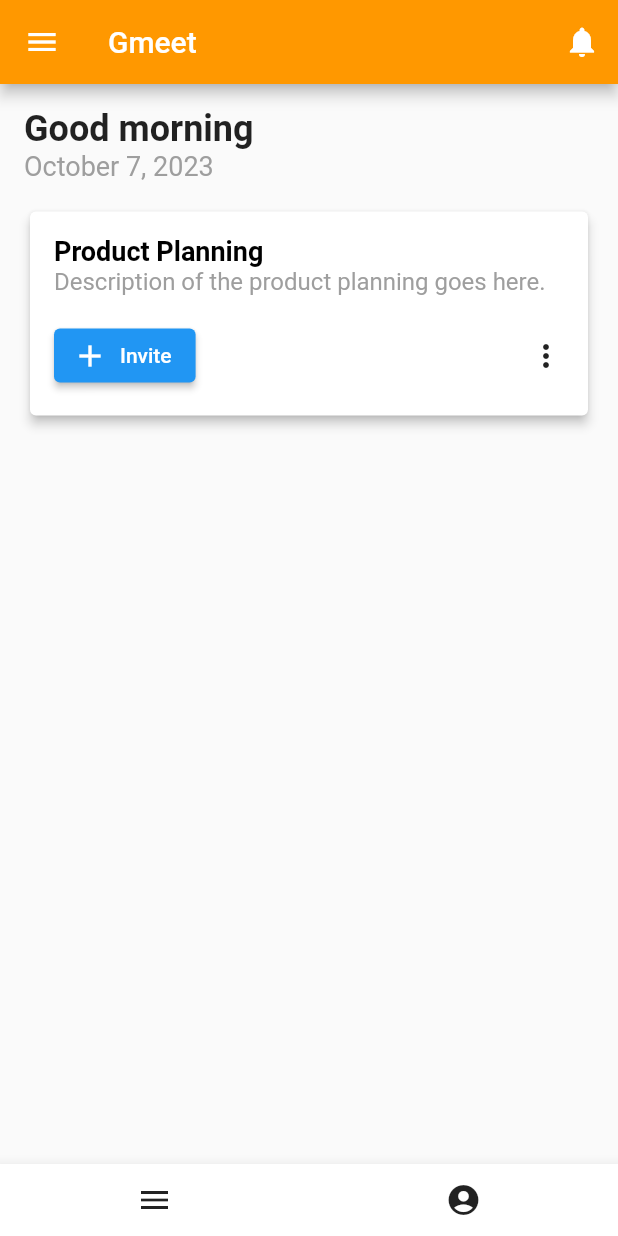
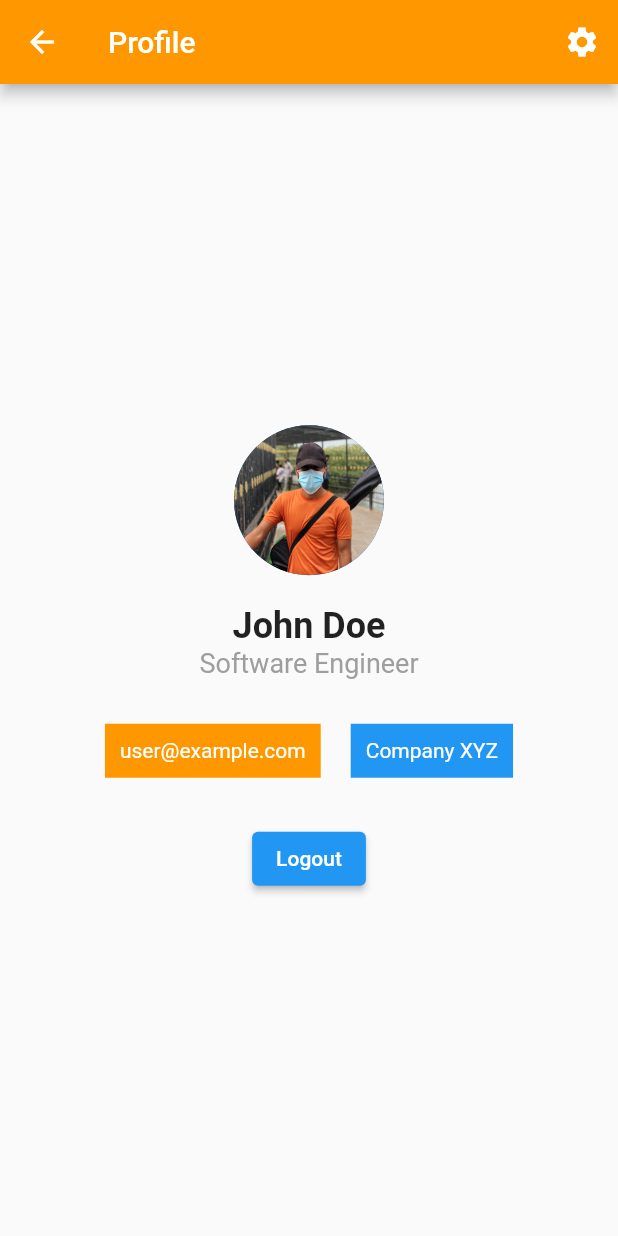
Before and after one commit to sabin6969/Personal-Meeting-Scheduling-Platform, a Flutter app: the HomePage screen opened by its route, after a tap on the "account circle" icon, on a phone screen of 412 x 824 dp. Run offline on Flutter 3.47's test engine with Material 2 defaults, Android fonts, the phone set to English and light mode, and no system bars; our stand-ins replace auth_buttons, cloud_firestore, firebase_auth, firebase_core, fluttertoast; accounts and stored records are empty.

Commit message:
add page for profile page and setting page

```diff
--- a/lib/main.dart
+++ b/lib/main.dart
@@ -2,9 +2,12 @@ import 'package:flutter/material.dart';
 import 'package:firebase_core/firebase_core.dart';
 import 'package:personalmeetingschedulingplatform/provider/remember_me_provider.dart';
 import 'package:personalmeetingschedulingplatform/provider/show_password_provider.dart';
+import 'package:personalmeetingschedulingplatform/views/about_us_page.dart';
 import 'package:personalmeetingschedulingplatform/views/forgot_password_screen.dart';
 import 'package:personalmeetingschedulingplatform/views/home_page.dart';
 import 'package:personalmeetingschedulingplatform/views/login_page.dart';
+import 'package:personalmeetingschedulingplatform/views/profile_page.dart';
+import 'package:personalmeetingschedulingplatform/views/setting_page.dart';
 import 'package:provider/provider.dart';
 import 'package:personalmeetingschedulingplatform/views/signup_page.dart';
 
@@ -35,6 +38,9 @@ class MyApp extends StatelessWidget {
           "login": (context) => const LoginPage(),
           "forgotpassword": (context) => const ForgotScreenPage(),
           "signup": (context) => const SignupPage(),
+          "profilepage": (context) =>  ProfilePage(),
+          "settingpage": (context) =>  SettingPage(),
+          "aboutuspage": (context) => const AboutUsPage(),
         },
       ),
     );
--- a/lib/views/home_page.dart
+++ b/lib/views/home_page.dart
@@ -1,5 +1,6 @@
 import 'package:flutter/material.dart';
-import 'package:intl/intl.dart'; // Import this for date formatting
+import 'package:intl/intl.dart';
+import 'profile_page.dart'; // Import this for date formatting
 
 class HomePage extends StatefulWidget {
   const HomePage({Key? key});
@@ -156,7 +157,8 @@ class _HomePageState extends State<HomePage> {
             IconButton(
               icon: Icon(Icons.account_circle),
               onPressed: () {
-                // Handle my account button press
+                Navigator.push(context,
+                    MaterialPageRoute(builder: (context) => ProfilePage()));
               },
             ),
           ],
--- /dev/null
+++ b/lib/views/profile_page.dart
@@ -0,0 +1,93 @@
+import 'package:flutter/material.dart';
+import 'login_page.dart';
+import 'home_page.dart';
+import 'setting_page.dart';
+
+class ProfilePage extends StatelessWidget {
+  @override
+  Widget build(BuildContext context) {
+    return Scaffold(
+      appBar: AppBar(
+        title: Text('Profile'),
+        leading: IconButton(
+          icon: Icon(Icons.arrow_back),
+          onPressed: () {
+            // Navigate back to the home page when the back button is clicked
+            Navigator.push(
+                context, MaterialPageRoute(builder: (context) => HomePage()));
+          },
+        ),
+        actions: [
+          IconButton(
+            icon: Icon(Icons.settings),
+            onPressed: () {
+              Navigator.push(context,
+                  MaterialPageRoute(builder: (context) => SettingPage()));
+            },
+          ),
+        ],
+        backgroundColor: Colors.orange,
+      ),
+      body: Center(
+        child: Column(
+          mainAxisAlignment: MainAxisAlignment.center,
+          children: [
+            CircleAvatar(
+              radius: 50,
+              // Add your profile picture here
+              backgroundImage: AssetImage('asset/images/profile.jpeg'),
+            ),
+            SizedBox(height: 20),
+            Text(
+              'John Doe', // User's name
+              style: TextStyle(
+                fontSize: 24,
+                fontWeight: FontWeight.bold,
+              ),
+            ),
+            Text(
+              'Software Engineer', // User's designation
+              style: TextStyle(
+                fontSize: 18,
+                color: Colors.grey,
+              ),
+            ),
+            SizedBox(height: 20),
+            Row(
+              mainAxisAlignment: MainAxisAlignment.center,
+              children: [
+                Container(
+                  padding: EdgeInsets.all(10),
+                  margin: EdgeInsets.all(10),
+                  color: Colors.orange,
+                  child: Text(
+                    'user@example.com', // User's email
+                    style: TextStyle(color: Colors.white),
+                  ),
+                ),
+                Container(
+                  padding: EdgeInsets.all(10),
+                  margin: EdgeInsets.all(10),
+                  color: Colors.blue,
+                  child: Text(
+                    'Company XYZ', // Company name
+                    style: TextStyle(color: Colors.white),
+                  ),
+                ),
+              ],
+            ),
+            SizedBox(height: 20),
+            ElevatedButton(
+              onPressed: () {
+                // Handle logout button press
+                Navigator.pushReplacement(context,
+                    MaterialPageRoute(builder: (context) => LoginPage()));
+              },
+              child: Text('Logout'),
+            ),
+          ],
+        ),
+      ),
+    );
+  }
+}
```
Also changed, not shown: lib/views/about_us_page.dart (added, +10 -0 lines), lib/views/setting_page.dart (added, +85 -0 lines), asset/images/profile.jpeg (added).
